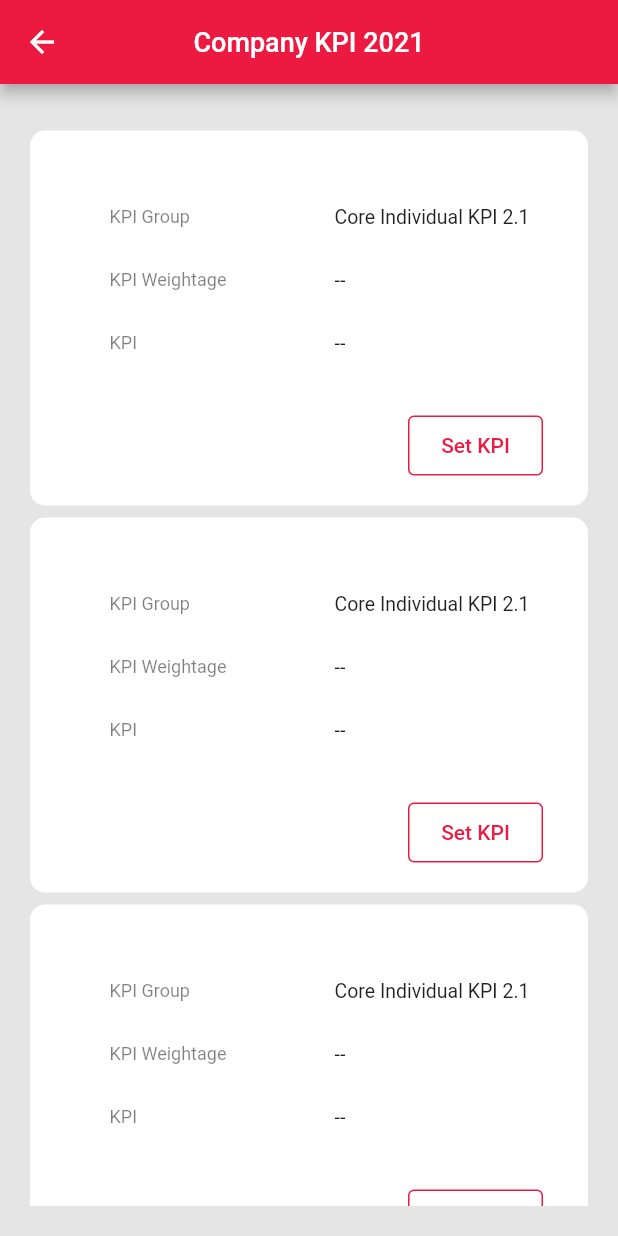
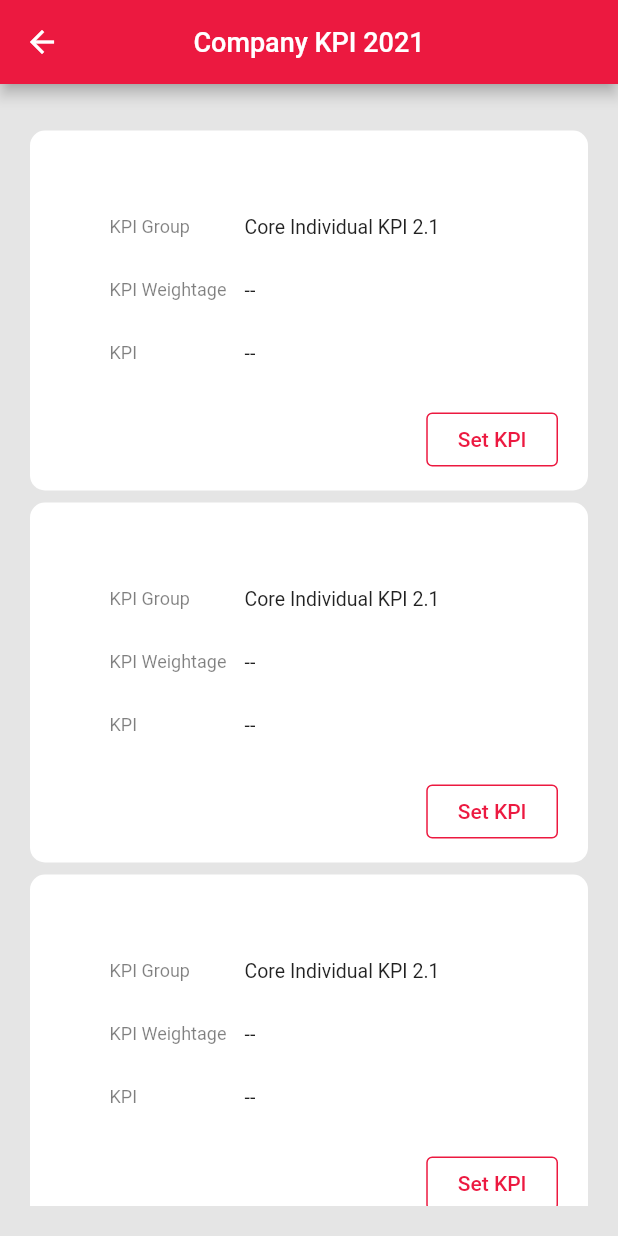
Before and after one commit to Ibrahim-Lokman/hr4u_app, a Flutter app: the screen it shows after launch, after a tap on "Company KPI 2021", on a phone screen of 412 x 824 dp. Run offline on Flutter 3.47's test engine with Material 2 defaults, Android fonts, the phone set to English and light mode, and no system bars; our stand-ins replace badges, dropdown_button2; Roboto replaces fonts that are missing (Nunito-Medium).

Commit message:
Initial work on responsivenes of screens and widgets.

```diff
--- a/lib/kpi_management/screens/pms_planning_page.dart
+++ b/lib/kpi_management/screens/pms_planning_page.dart
@@ -22,17 +22,14 @@ class _PmsPlanningPageState extends State<PmsPlanningPage> {
  String? selectedValue;
  final _formKey = GlobalKey<FormState>();
 
-
   @override
   Widget build(BuildContext context) {
 
-    return Scaffold(
-      resizeToAvoidBottomInset: false,
+    double deviceHeigth = MediaQuery.of(context).size.height;
+    double deviceWidth = MediaQuery.of(context).size.width;
 
 
-      drawer: Drawer(),
-
-      appBar: AppBar(
+    final appBar =  AppBar(
         centerTitle: true,
         elevation: 5,
         title: const Text(
@@ -42,25 +39,35 @@ class _PmsPlanningPageState extends State<PmsPlanningPage> {
           ),
         backgroundColor: Color(0xFFEC1940),
 
-      ),
+      );
 
-      body: Column(
+
+
+    return Scaffold(
+      resizeToAvoidBottomInset: false,
+
+      drawer: Drawer(),
+
+      appBar: appBar,
+
+      body: SingleChildScrollView(
+        child: Column(
           children: [
              Container(
+              height: deviceHeigth > 600 ? (MediaQuery.of(context).size.height - appBar.preferredSize.height - MediaQuery.of(context).padding.top)*0.1325 : 100,
+              color: Colors.white,
                padding: EdgeInsets.only(
-                top: 33,
-                bottom: 23,
-                left: 19,
+                top: 17,
+                bottom: 15,
+                left: 21,
                 right: 20
                 ),
-              color: Colors.white,
-              width: 490,
                child: DropdownButtonFormField2(
+               value: "2023",
                decoration: InputDecoration(
-
                  labelText: "Select Year",
                  labelStyle: TextStyle(
-                 fontSize: 12,
+                  fontSize: 16, //12
                   fontFamily: 'Nunito-Medium',
                   letterSpacing: 0.4,
                  ),
@@ -93,20 +100,46 @@ class _PmsPlanningPageState extends State<PmsPlanningPage> {
                ),
                 ),
              ),
-          SizedBox(height: 12,),
+            SizedBox(
+                height: (MediaQuery.of(context).size.height - appBar.preferredSize.height - MediaQuery.of(context).padding.top)*0.02,
 
-          KpiWidget(),
-          SizedBox(height: 12,),
-          FormsWidget(),
-          SizedBox(height: 12,),
+              ),
+
             Container(
+              decoration: BoxDecoration(
+              color: Colors.white,
+              borderRadius: BorderRadius.all(Radius.circular(5)),
+              ),
+              height: (MediaQuery.of(context).size.height - appBar.preferredSize.height - MediaQuery.of(context).padding.top)*0.38 ,
+              width: (MediaQuery.of(context).size.width)*0.884,
+              child: KpiWidget()
+              ),
 
+            SizedBox(height: 15,),
+
+            Container(
+              decoration: BoxDecoration(
               color: Colors.white,
-            width: 500,
-            padding: EdgeInsets.all(20),
+              borderRadius: BorderRadius.all(Radius.circular(5)),
+              ),
+              height: (MediaQuery.of(context).size.height - appBar.preferredSize.height - MediaQuery.of(context).padding.top)*0.23 ,
+              width: (MediaQuery.of(context).size.width)*0.884,
+              child: FormsWidget()
+              ),
+
+            Container(
+              margin: EdgeInsets.only(top: 40),
+              color: Colors.white,
+              width: (MediaQuery.of(context).size.width),
+              padding: EdgeInsets.only(
+                top: 33,
+                bottom: 33,
+                right: 25,
+                left: 25,
+                ),
               child: Container(
-              height: 50,
-
+                height: (MediaQuery.of(context).size.height - appBar.preferredSize.height - MediaQuery.of(context).padding.top)*0.06,
+                width: (MediaQuery.of(context).size.width)*0.884,
                 child: ElevatedButton(
                   style: ElevatedButton.styleFrom(
                     backgroundColor: Color(0xFFEC1940),
@@ -130,6 +163,7 @@ class _PmsPlanningPageState extends State<PmsPlanningPage> {
 
           ],
         ),
+      ),
     );
   }
 }
--- a/lib/kpi_management/widgets/kpi_menu_page_widgets_v2/kpi_menu_card_v2.dart
+++ b/lib/kpi_management/widgets/kpi_menu_page_widgets_v2/kpi_menu_card_v2.dart
@@ -15,12 +15,14 @@ class KpiMenuCardV2 extends StatelessWidget {
       padding: const EdgeInsets.only(
         bottom: 17.0,
         left: 23,
-        top: 10
+        top: 10,
+        right: 20
         ),
       child: Row(
         children: [
           Container(
-            width: 150,
+           // color: Colors.red,
+           width: 90,
           //  color: Colors.red,
             child: Text(
               title,
@@ -31,6 +33,7 @@ class KpiMenuCardV2 extends StatelessWidget {
               ),
             ),
           ),
+
 
           Text(
             value,
--- a/lib/kpi_management/widgets/kpi_menu_page_widgets_v2/kpi_menu_items_v2.dart
+++ b/lib/kpi_management/widgets/kpi_menu_page_widgets_v2/kpi_menu_items_v2.dart
@@ -22,13 +22,13 @@ class _KpiMenuItemsV2State extends State<KpiMenuItemsV2> {
         SizedBox(height: 8,),
         Container(
           padding: EdgeInsets.only(
-            top: 40,
-            bottom: 20,
+            top: 47,
+            bottom: 10,
             left: 30,
-            right:30,
+            right:20,
             ),
-          height: 250,
-          width: 455,
+        //  height: 250,
+         // width: 455,
           decoration: BoxDecoration(
             color: Colors.white,
             borderRadius: BorderRadius.all(Radius.circular(10)),
@@ -38,14 +38,12 @@ class _KpiMenuItemsV2State extends State<KpiMenuItemsV2> {
               KpiMenuCardV2("KPI Group", "Core Individual KPI 2.1",),
               KpiMenuCardV2("KPI Weightage", "--",),
               KpiMenuCardV2("KPI", "--",),
-              SizedBox(height: 24,),
+              SizedBox(height: 9,),
 
               Row(
                 mainAxisAlignment: MainAxisAlignment.end,
                 children: [
                   Container(
-                        width: 90,
-                        height: 40,
 
                         child: OutlinedButton(
 
@@ -59,12 +57,18 @@ class _KpiMenuItemsV2State extends State<KpiMenuItemsV2> {
                             onPressed: () {
                               showDialog(context: context, builder: (context) => SetKpiDialog());
                             },
+                            child: Container(
+                              margin: EdgeInsets.all(
+            5
+            ),
                               child: Text(
+
                                     'Set KPI',
                                     style: TextStyle(
                                       fontSize: 14,
                                       fontFamily: 'Nunito-Medium',
                                       color: Color(0xFFEC1940),
+                                    ),
                                     ),
                             ),
                         ),
--- a/lib/kpi_management/widgets/pms_planning_page_widgets/forms_widget.dart
+++ b/lib/kpi_management/widgets/pms_planning_page_widgets/forms_widget.dart
@@ -12,28 +12,17 @@ class FormsWidget extends StatelessWidget {
 
   @override
   Widget build(BuildContext context) {
-    return Container(
-      height: 390,
-      width: 440,
-      decoration: BoxDecoration(
-        color: Colors.white,
-        borderRadius: BorderRadius.all(
-          Radius.circular(10)
-        ),
-      ),
-
-      child: Column(
+    return Column(
       children: [
         Container(
           alignment: Alignment.topLeft,
           padding: EdgeInsets.only(
-              top:  20,
-              left: 20,
-              right: 20,
-              bottom: 10,
+          top:  21,
+          left: 13,
+          bottom: 5,
         ),
           child: Text(
-              "Forms (5)",
+            "Forms (2)",
             style: TextStyle(
               fontSize: 17,
               fontFamily: 'Nunito-SemiBold',
@@ -41,9 +30,8 @@ class FormsWidget extends StatelessWidget {
             ),
         ),
 
-          Column(
-            children: [
-              ListView.builder(
+        Expanded(
+          child: ListView.builder(
             scrollDirection: Axis.vertical,
             shrinkWrap: true,
             itemCount: form_items.length,
@@ -52,10 +40,8 @@ class FormsWidget extends StatelessWidget {
               return ItemStatusWidget(item[0], item[1]);
              },
             ),
-            ],
         ),
         ],
-      ),
     );
   }
 }
--- a/lib/kpi_management/widgets/pms_planning_page_widgets/item_status_widget.dart
+++ b/lib/kpi_management/widgets/pms_planning_page_widgets/item_status_widget.dart
@@ -47,14 +47,10 @@ class ItemStatusWidget extends StatelessWidget {
                   arguments: title,
                   );
       },
-      child: Container(
-        alignment: Alignment.topLeft,
-        padding: EdgeInsets.only(top: 5, left: 20, right: 20, bottom: 5),
       child: Column(
         children: [
           Container(
-              width: 410,
-             // padding: EdgeInsets.all(0),
+            width: MediaQuery.of(context).size.width*0.8058,
             child: Divider(
                     color: Colors.grey,
                   ),
@@ -62,7 +58,10 @@ class ItemStatusWidget extends StatelessWidget {
           Row(
             children: [
               Container(
-                  width: 140,
+                padding: EdgeInsets.only(
+                  left: 15
+                  ),
+                width: MediaQuery.of(context).size.width*0.3536,
                 child: Row(
                   children: [
                     Flexible(
@@ -81,11 +80,14 @@ class ItemStatusWidget extends StatelessWidget {
                   ],
                 ),
               ),
-                Spacer(),
+              SizedBox(width: 10,),
               Container(
-                  height: 30,
-                  alignment: Alignment.center,
+                margin: EdgeInsets.all(5),
+               // color: Colors.red,
+              height: 30, //
+              //  alignment: Alignment,
                 child: Chip(
+
                   label:  Text(
                   kpiStatusString,
                   style: TextStyle(
@@ -114,6 +116,11 @@ class ItemStatusWidget extends StatelessWidget {
                             context: context, builder: (context) => ShowRevertedMessage()
                           );
                         },
+                      child: Container(
+
+                        padding: EdgeInsets.only(
+                          left:5,
+                          ),
                         child: Icon(
 
                           Icons.mail_outline,
@@ -122,18 +129,24 @@ class ItemStatusWidget extends StatelessWidget {
 
                         ),
                       ),
+                    ),
                    )
                : Spacer(),
               Spacer(),
               Spacer(),
 
-                Icon(Icons.arrow_forward_ios, size: 15,),
+              Padding(
+                padding: const EdgeInsets.only(right: 22),
+                child: Icon(
+                  Icons.arrow_forward_ios,
+                  size: 12,
+                  ),
+              ),
 
             ],
           ),
         ],
       ),
-      ),
     );
   }
 }
--- a/lib/kpi_management/widgets/pms_planning_page_widgets/kpi_widget.dart
+++ b/lib/kpi_management/widgets/pms_planning_page_widgets/kpi_widget.dart
@@ -5,28 +5,21 @@ import '../../providers/dummy_kpi_items.dart';
 
 class KpiWidget extends StatelessWidget {
   List<List<dynamic>> kpi_items = dummy_kpi_items;
+
  // const KPI_widget({
  //   super.key,
  // });
 
   @override
   Widget build(BuildContext context) {
-    return Container(
-      decoration: BoxDecoration(
-        color: Colors.white,
-        borderRadius: BorderRadius.all(Radius.circular(10)),
-      ),
-      height: 295,
-      width: 450,
-      child: Column(
+    return Column(
       children: [
         Container(
           alignment: Alignment.topLeft,
           padding: EdgeInsets.only(
-              top:  20,
-              left: 20,
-              right: 20,
-              bottom: 10,
+            top:  21,
+            left: 13,
+            bottom: 5,
           ),
           child: Text(
             "KPI (4)",
@@ -37,19 +30,20 @@ class KpiWidget extends StatelessWidget {
           ),
         ),
 
-          ListView.builder(
+        Expanded(
+          child: ListView.builder(
             scrollDirection: Axis.vertical,
             shrinkWrap: true,
             itemCount: kpi_items.length,
-            itemBuilder: (context, index) {
+            itemBuilder: (BuildContext  context, int index) {
               final item = kpi_items[index];
               return ItemStatusWidget(item[0], item[1]);
              },
               ),
+        ),
 
 
       ],
-      ),
     );
   }
 }
```
Also changed, not shown: lib/kpi_management/providers/dummy_form_items.dart (+10 -4 lines), lib/kpi_management/widgets/kpi_menu_page_widgets_v2/alert_dialogs/reset_dialog.dart (+16 -33 lines), lib/kpi_management/widgets/kpi_menu_page_widgets_v2/alert_dialogs/set_kpi_dialog.dart (+3 -6 lines), lib/kpi_management/widgets/pms_planning_page_widgets/alert_dialogs/reverted_message_dialog.dart (+5 -4 lines), lib/kpi_management/widgets/pms_planning_page_widgets/alert_dialogs/submit_all_alert_dialog.dart (+27 -44 lines), lib/note.dart (+22 -0 lines). Lines whose indentation alone changed are shown as unchanged.
